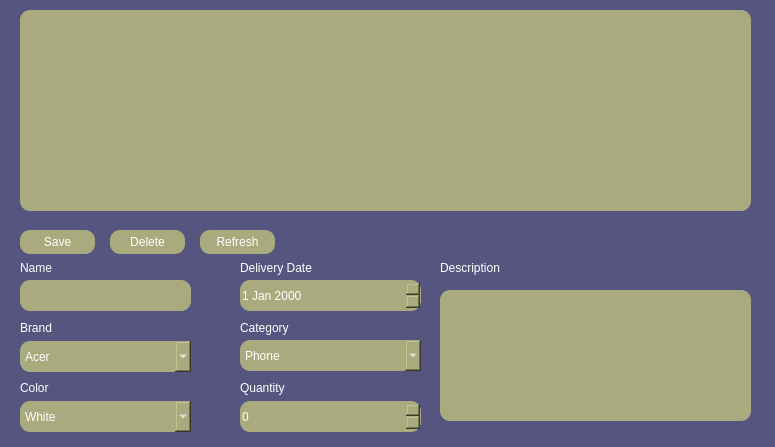
Above: main.ui from francisganapin/inventory_management before the change. Below: the same form after it.
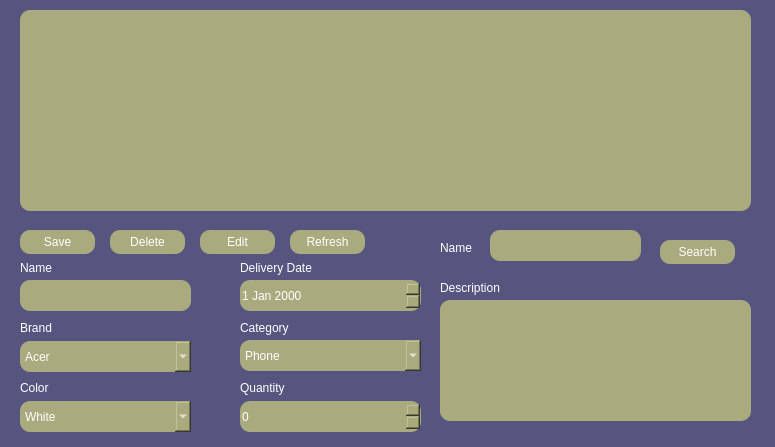
That is the form after the change.

Patch:
```diff
--- a/main.ui
+++ b/main.ui
@@ -51,9 +51,9 @@
    <property name="geometry">
     <rect>
      <x>440</x>
-     <y>290</y>
+     <y>300</y>
      <width>311</width>
-     <height>131</height>
+     <height>121</height>
     </rect>
    </property>
    <property name="styleSheet">
@@ -161,7 +161,7 @@
    <property name="geometry">
     <rect>
      <x>440</x>
-     <y>260</y>
+     <y>280</y>
      <width>91</width>
      <height>16</height>
     </rect>
@@ -337,7 +337,7 @@
   <widget class="QPushButton" name="refresh_bt">
    <property name="geometry">
     <rect>
-     <x>200</x>
+     <x>290</x>
      <y>230</y>
      <width>75</width>
      <height>24</height>
@@ -352,6 +352,73 @@
     <string>Refresh</string>
    </property>
   </widget>
+  <widget class="QLabel" name="label_8">
+   <property name="geometry">
+    <rect>
+     <x>440</x>
+     <y>240</y>
+     <width>49</width>
+     <height>16</height>
+    </rect>
+   </property>
+   <property name="styleSheet">
+    <string notr="true">color:white;</string>
+   </property>
+   <property name="text">
+    <string>Name</string>
+   </property>
+  </widget>
+  <widget class="QPushButton" name="edit_bt">
+   <property name="geometry">
+    <rect>
+     <x>200</x>
+     <y>230</y>
+     <width>75</width>
+     <height>24</height>
+    </rect>
+   </property>
+   <property name="styleSheet">
+    <string notr="true">background-color:rgb(170, 170, 127);
+border-radius:10px;
+color:white;</string>
+   </property>
+   <property name="text">
+    <string>Edit</string>
+   </property>
+  </widget>
+  <widget class="QLineEdit" name="search_name_input">
+   <property name="geometry">
+    <rect>
+     <x>490</x>
+     <y>230</y>
+     <width>151</width>
+     <height>31</height>
+    </rect>
+   </property>
+   <property name="styleSheet">
+    <string notr="true">background-color:rgb(170, 170, 127);
+border-radius:10px;
+color:white;</string>
+   </property>
+  </widget>
+  <widget class="QPushButton" name="search_bt">
+   <property name="geometry">
+    <rect>
+     <x>660</x>
+     <y>240</y>
+     <width>75</width>
+     <height>24</height>
+    </rect>
+   </property>
+   <property name="styleSheet">
+    <string notr="true">background-color:rgb(170, 170, 127);
+border-radius:10px;
+color:white;</string>
+   </property>
+   <property name="text">
+    <string>Search</string>
+   </property>
+  </widget>
  </widget>
  <resources/>
  <connections/>
```
